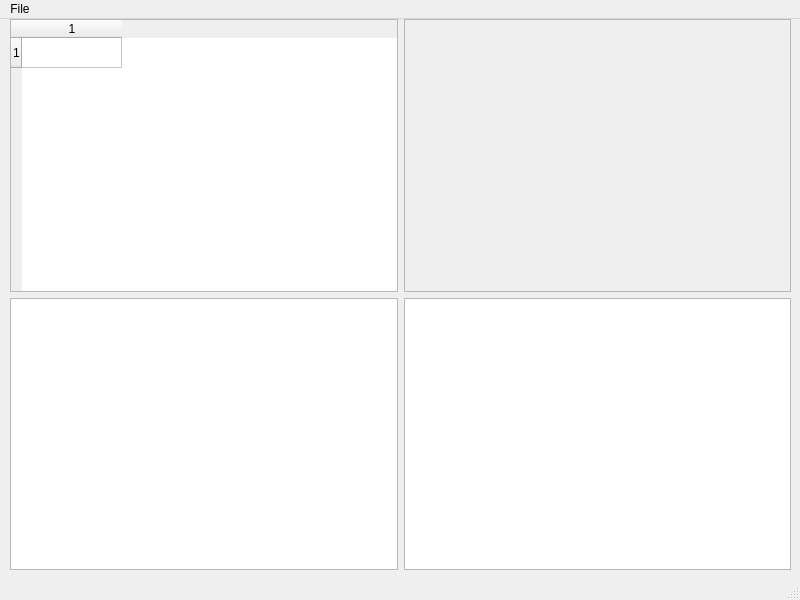
Old version of the form ui/src/main.ui in the repository lucas-j-holder/Expense-Tracker.
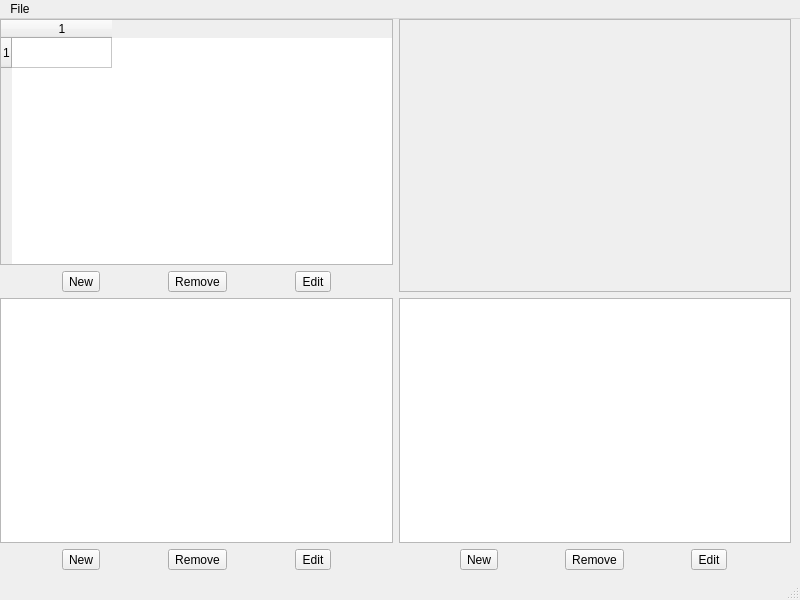
New version of the form.

Commit message: Added New Edit Remove buttons for tables.

```diff
--- a/ui/src/main.ui
+++ b/ui/src/main.ui
@@ -17,14 +17,16 @@
    <widget class="QWidget" name="">
     <property name="geometry">
      <rect>
-      <x>10</x>
+      <x>0</x>
       <y>0</y>
-      <width>781</width>
+      <width>791</width>
       <height>551</height>
      </rect>
     </property>
     <layout class="QGridLayout" name="gridLayout">
      <item row="0" column="0">
+      <layout class="QVBoxLayout" name="verticalLayout">
+       <item>
       <widget class="QTableWidget" name="income_table">
        <property name="rowCount">
         <number>1</number>
@@ -36,6 +38,33 @@
        <column/>
       </widget>
      </item>
+       <item>
+        <layout class="QHBoxLayout" name="horizontalLayout">
+         <item>
+          <widget class="QToolButton" name="income_new">
+           <property name="text">
+            <string>New</string>
+           </property>
+          </widget>
+         </item>
+         <item>
+          <widget class="QToolButton" name="income_remove">
+           <property name="text">
+            <string>Remove</string>
+           </property>
+          </widget>
+         </item>
+         <item>
+          <widget class="QToolButton" name="income_edit">
+           <property name="text">
+            <string>Edit</string>
+           </property>
+          </widget>
+         </item>
+        </layout>
+       </item>
+      </layout>
+     </item>
      <item row="0" column="1">
       <widget class="QFrame" name="plot_frame">
        <property name="frameShape">
@@ -47,10 +76,68 @@
       </widget>
      </item>
      <item row="1" column="0">
+      <layout class="QVBoxLayout" name="verticalLayout_2">
+       <item>
       <widget class="QTableWidget" name="expense_table"/>
      </item>
+       <item>
+        <layout class="QHBoxLayout" name="horizontalLayout_2">
+         <item>
+          <widget class="QToolButton" name="expense_new">
+           <property name="text">
+            <string>New</string>
+           </property>
+          </widget>
+         </item>
+         <item>
+          <widget class="QToolButton" name="expense_remove">
+           <property name="text">
+            <string>Remove</string>
+           </property>
+          </widget>
+         </item>
+         <item>
+          <widget class="QToolButton" name="expense_edit">
+           <property name="text">
+            <string>Edit</string>
+           </property>
+          </widget>
+         </item>
+        </layout>
+       </item>
+      </layout>
+     </item>
      <item row="1" column="1">
+      <layout class="QVBoxLayout" name="verticalLayout_3">
+       <item>
       <widget class="QTableWidget" name="investment_table"/>
+       </item>
+       <item>
+        <layout class="QHBoxLayout" name="horizontalLayout_3">
+         <item>
+          <widget class="QToolButton" name="investment_new">
+           <property name="text">
+            <string>New</string>
+           </property>
+          </widget>
+         </item>
+         <item>
+          <widget class="QToolButton" name="investments_remove">
+           <property name="text">
+            <string>Remove</string>
+           </property>
+          </widget>
+         </item>
+         <item>
+          <widget class="QToolButton" name="investments_edit">
+           <property name="text">
+            <string>Edit</string>
+           </property>
+          </widget>
+         </item>
+        </layout>
+       </item>
+      </layout>
      </item>
     </layout>
    </widget>
```
Lines whose indentation alone changed are shown as unchanged.
